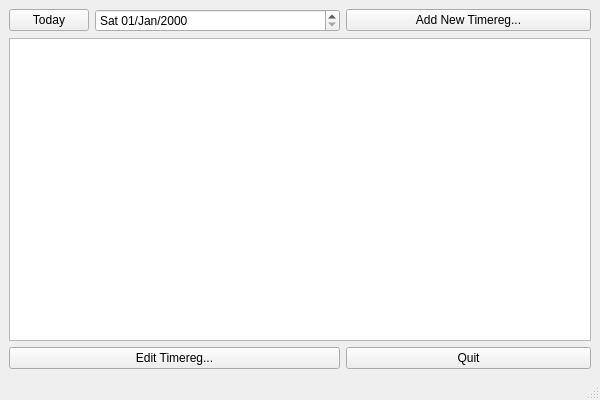
This is src/pyuac_browse.ui in develer-staff/pyuac as Qt 5 draws it before an edit. The edited form follows.
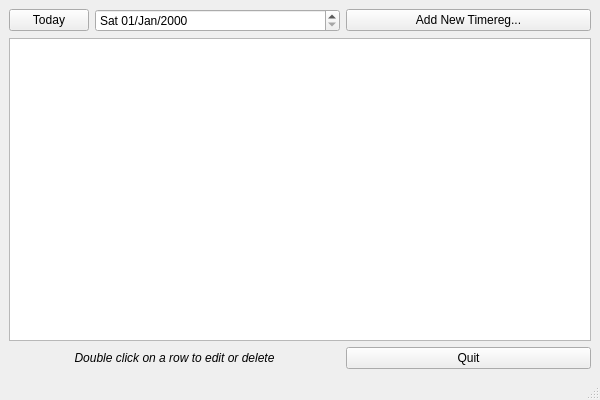
This is the edited form. Icons and pictures are not drawn.

Commit message: Sostituito bottone Edit con label informativa

```diff
--- a/src/pyuac_browse.ui
+++ b/src/pyuac_browse.ui
@@ -52,13 +52,6 @@
       </property>
      </widget>
     </item>
-    <item row="2" column="0" colspan="2" >
-     <widget class="QPushButton" name="btnEdit" >
-      <property name="text" >
-       <string>Edit Timereg...</string>
-      </property>
-     </widget>
-    </item>
     <item row="1" column="0" colspan="3" >
      <widget class="QTableWidget" name="tableTimereg" >
       <property name="editTriggers" >
@@ -90,6 +83,21 @@
       </property>
      </widget>
     </item>
+    <item row="2" column="0" colspan="2" >
+     <widget class="QLabel" name="labelInfo" >
+      <property name="font" >
+       <font>
+        <italic>true</italic>
+       </font>
+      </property>
+      <property name="text" >
+       <string>Double click on a row to edit or delete</string>
+      </property>
+      <property name="alignment" >
+       <set>Qt::AlignCenter</set>
+      </property>
+     </widget>
+    </item>
    </layout>
   </widget>
   <widget class="QStatusBar" name="statusBar" />
```
Left out of the diff: 1 changed line with no effect on the pictures. The commit also changes 1 other file.
